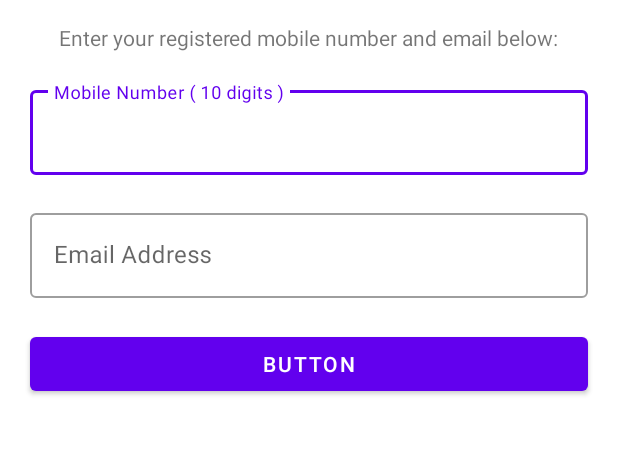
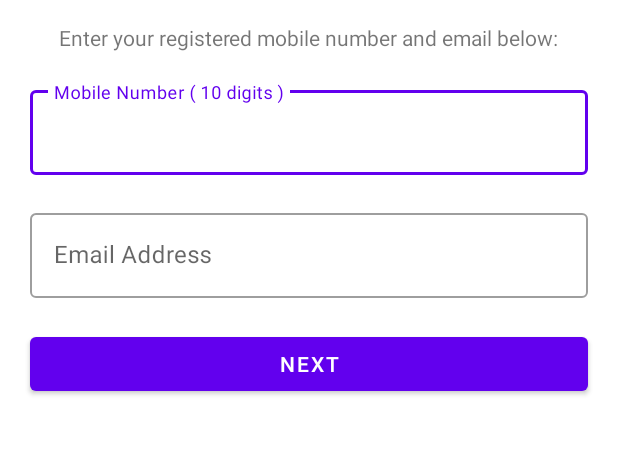
Before and after one commit to rohu2405/Food-Runner, an Android app: the forgotPassword screen opened directly, with no data from a screen before it, on a phone screen of 412 x 824 dp, the part 513-968 px from its top. Run offline under Robolectric (Android 15) with nearby library versions, the phone set to English and light mode, and no system bars.

Commit message:
third commit

```diff
--- a/app/src/main/AndroidManifest.xml
+++ b/app/src/main/AndroidManifest.xml
@@ -6,7 +6,7 @@
         android:allowBackup="true"
         android:dataExtractionRules="@xml/data_extraction_rules"
         android:fullBackupContent="@xml/backup_rules"
-        android:icon="@mipmap/ic_launcher"
+        android:icon="@drawable/logo"
         android:label="@string/app_name"
         android:supportsRtl="true"
         android:theme="@style/Theme.FoodRunner"
--- a/app/src/main/res/layout/activity_forgot_password.xml
+++ b/app/src/main/res/layout/activity_forgot_password.xml
@@ -87,7 +87,7 @@
         android:id="@+id/button"
         android:layout_width="match_parent"
         android:layout_height="wrap_content"
-        android:text="Button"
+        android:text="@string/next1"
         android:layout_margin="20dp"
         app:layout_constraintEnd_toEndOf="parent"
         app:layout_constraintTop_toBottomOf="@id/gmail"
--- a/app/src/main/res/values/strings.xml
+++ b/app/src/main/res/values/strings.xml
@@ -24,4 +24,5 @@
     <string name="instruction">Enter your registered mobile number and email below:</string>
     <string name="mobile">Mobile Number ( 10 digits )</string>
     <string name="email_address1">Email Address</string>
+    <string name="next1">Next</string>
 </resources>
```
Also changed, not shown: 1 other file.
